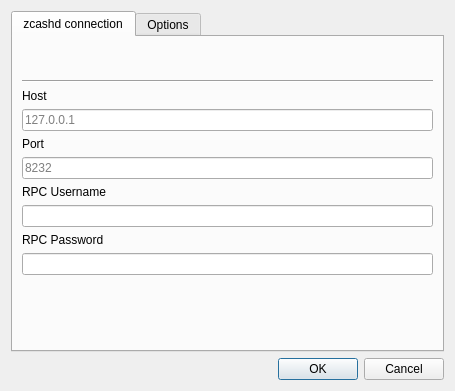
Above: src/settings.ui from z-bitcoinz/BitcoinZ_Blue before the change. Below: the same form after it.
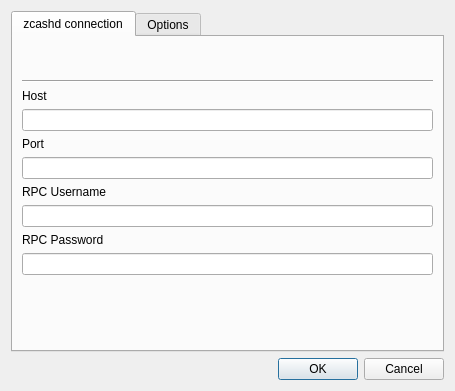
That is the form after the change. The open tabs and pages were chosen to show the change.

What changed in the file:
```diff
--- a/src/settings.ui
+++ b/src/settings.ui
@@ -60,7 +60,7 @@
        <item>
         <widget class="QLineEdit" name="hostname">
          <property name="placeholderText">
-          <string>127.0.0.1</string>
+          <string/>
          </property>
         </widget>
        </item>
@@ -80,7 +80,7 @@
        <item>
         <widget class="QLineEdit" name="port">
          <property name="placeholderText">
-          <string>8232</string>
+          <string/>
          </property>
         </widget>
        </item>
```
Left out of the diff: 2 changed lines with no effect on the pictures.
